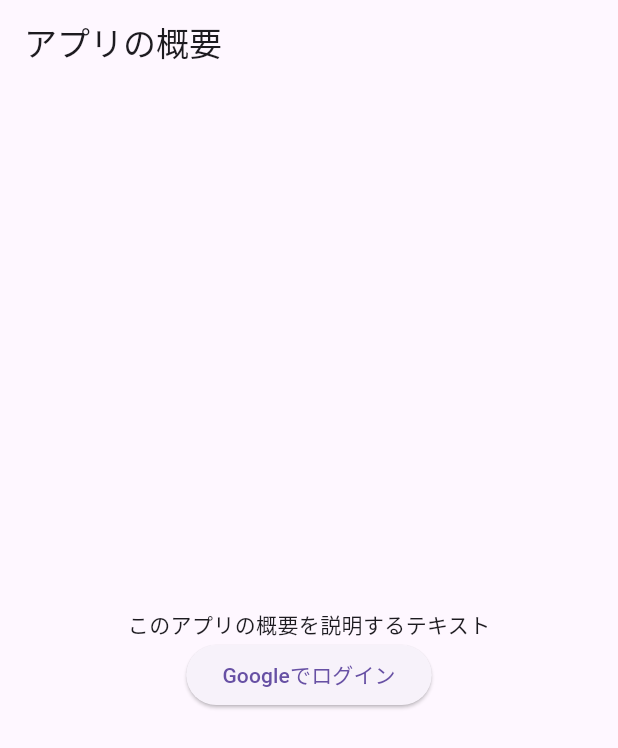
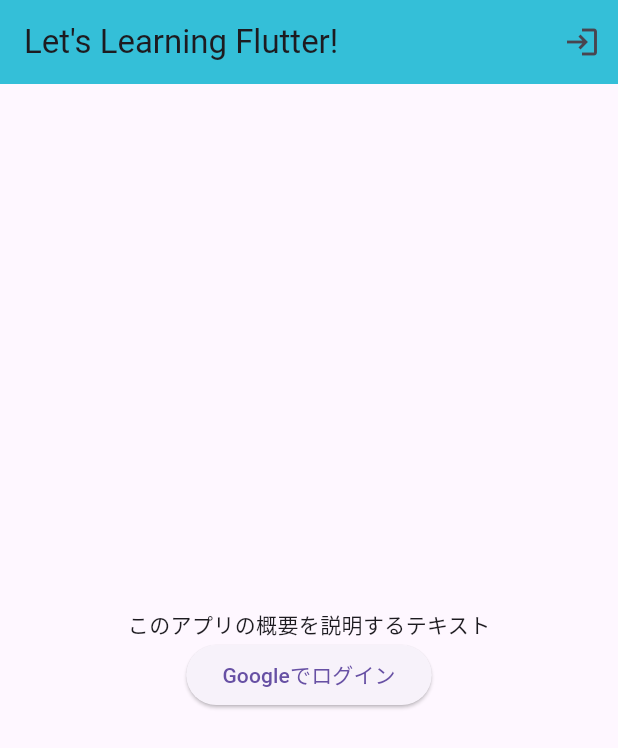
Before and after one commit to pochi-pochi/learning_flutter, a Flutter app: the screen it shows after launch, on a phone screen of 412 x 824 dp. Shown: the top 748 px of the screen. Run offline on Flutter 3.47's test engine with Material 3 defaults, Android fonts, the phone set to English and light mode, and no system bars; our stand-ins replace firebase_auth, firebase_core, google_sign_in; accounts and stored records are empty.

```diff
--- /dev/null
+++ b/lib/models/user.dart
@@ -0,0 +1,6 @@
+class User {
+  final String id;
+  final String email;
+
+  User(this.id, this.email);
+}
--- a/lib/screens/introduction_screen.dart
+++ b/lib/screens/introduction_screen.dart
@@ -7,7 +7,13 @@ class IntroductionScreen extends StatelessWidget {
   @override
   Widget build(BuildContext context) {
     return Scaffold(
-      appBar: AppBar(title: Text('アプリの概要')),
+      appBar: AppBar(title: const Text('Let\'s Learning Flutter!'),
+      backgroundColor: const Color.fromARGB(255, 52, 191, 216),
+      actions: <Widget>[
+        IconButton(onPressed: (){
+          context.read<AuthenticationService>().signInWithGoogle();
+        }, icon: const Icon(Icons.login))
+      ],),
       body: Center(
         child: Column(
           mainAxisAlignment: MainAxisAlignment.center,
```
